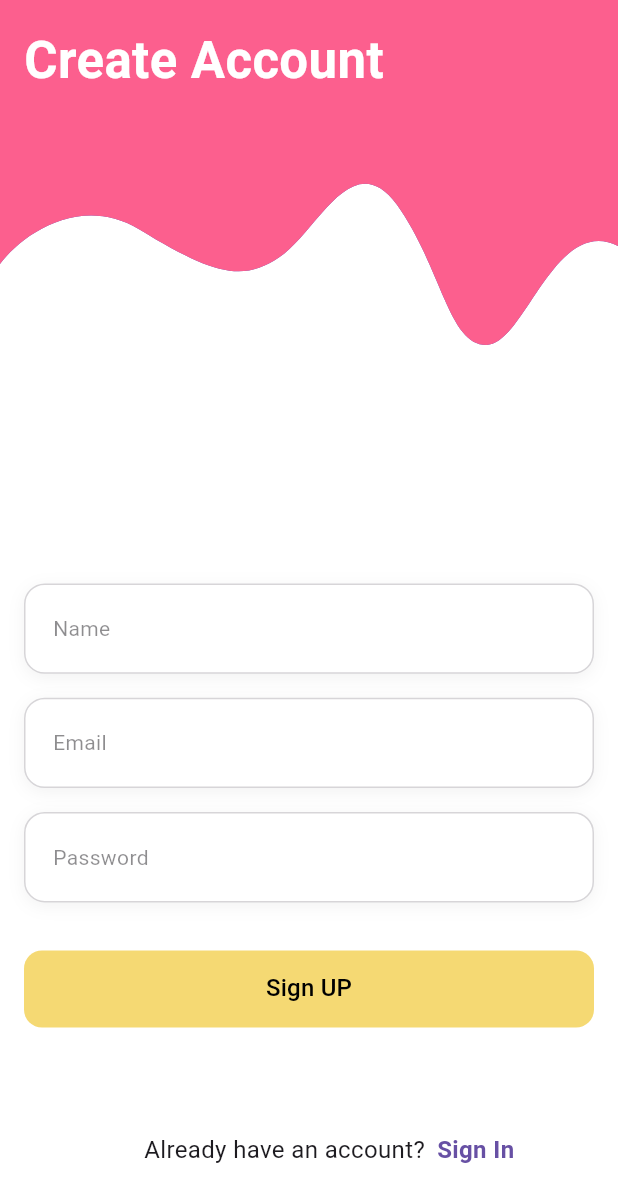
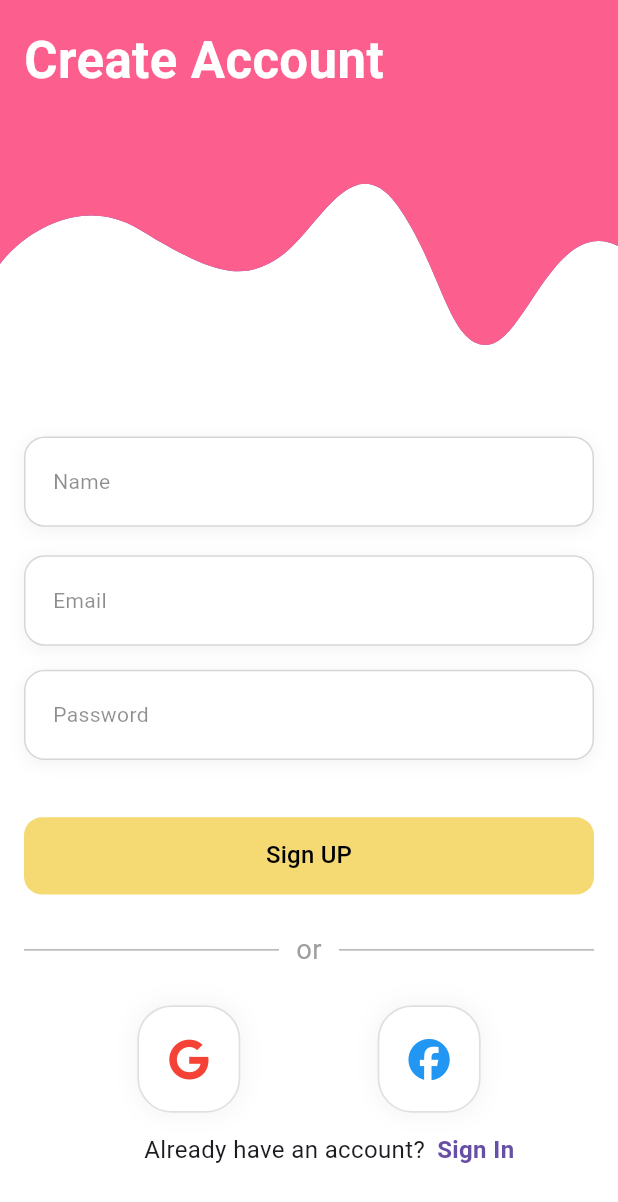
Before and after one commit to ZyadWKhedr/auth, a Flutter app: the screen it shows after launch, after a tap on "Don't have an account?", on a phone screen of 412 x 824 dp. Shown: the top 1202 px of the screen. Run offline on Flutter 3.47's test engine with Material 3 defaults, Android fonts, the phone set to English and light mode, and no system bars; our stand-ins replace device_preview, flutter_riverpod, flutter_screenutil, font_awesome_flutter, shared_preferences, supabase_flutter; accounts and stored records are empty.

```diff
--- a/lib/features/auth/presentation/pages/auth_view.dart
+++ b/lib/features/auth/presentation/pages/auth_view.dart
@@ -13,32 +13,62 @@ class AuthView extends StatefulWidget {
 
 class _AuthViewState extends State<AuthView> {
   bool _showSignIn = true;
+  final ScrollController _scrollController = ScrollController();
+
+  @override
+  void dispose() {
+    _scrollController.dispose();
+    super.dispose();
+  }
 
   @override
   Widget build(BuildContext context) {
     return Scaffold(
       backgroundColor: Colors.white,
-      resizeToAvoidBottomInset:
-          false, // Prevent scaffold body from resizing when keyboard appears
-      body: Stack(
+      resizeToAvoidBottomInset: true, // Changed to true
+      body: LayoutBuilder(
+        builder: (context, constraints) {
+          return SingleChildScrollView(
+            controller: _scrollController,
+            physics: const ClampingScrollPhysics(),
+            child: ConstrainedBox(
+              constraints: BoxConstraints(minHeight: constraints.maxHeight),
+              child: IntrinsicHeight(
+                child: Stack(
                   children: [
-          Padding(
-            padding: const EdgeInsets.fromLTRB(16, 250, 16, 0),
-            child: AnimatedSwitcher(
-              duration: const Duration(milliseconds: 400),
-              transitionBuilder: (Widget child, Animation<double> animation) {
-                return FadeTransition(opacity: animation, child: child);
-              },
-              child: _showSignIn ? const LoginPage() : const SignUpPage(),
+                    // Background shapes
+                    AnimatedShape(
+                      color: const Color(0xff595DC6),
+                      title: 'Welcome back',
                     ),
-          ),
-          AnimatedShape(color: Color(0xff595DC6), title: 'Welcome back'),
                     AnimatedShape(
-            color: Color(0xffFC5F8E),
+                      color: const Color(0xffFC5F8E),
                       title: 'Create Account',
                       show: !_showSignIn,
                     ),
-          AuthSwitchButton(
+
+                    // Content area
+                    Padding(
+                      padding: EdgeInsets.fromLTRB(
+                        16,
+                        MediaQuery.of(context).size.height * 0.35,
+                        16,
+                        20,
+                      ),
+                      child: AnimatedSwitcher(
+                        duration: const Duration(milliseconds: 400),
+                        child:
+                            _showSignIn
+                                ? const LoginPage()
+                                : const SignUpPage(),
+                      ),
+                    ),
+
+                    // Switch button
+                    Positioned(
+                      top: MediaQuery.of(context).padding.top + 20,
+                      right: 20,
+                      child: AuthSwitchButton(
                         showSignIn: _showSignIn,
                         onTap: () {
                           setState(() {
@@ -46,7 +76,13 @@ class _AuthViewState extends State<AuthView> {
                           });
                         },
                       ),
+                    ),
                   ],
+                ),
+              ),
+            ),
+          );
+        },
       ),
     );
   }
--- a/lib/features/auth/presentation/pages/login_page.dart
+++ b/lib/features/auth/presentation/pages/login_page.dart
@@ -1,9 +1,12 @@
 import 'package:auth/core/utils/input_validator.dart';
 import 'package:auth/features/auth/presentation/providers/auth_provider.dart';
 import 'package:auth/features/auth/presentation/widgets/animated_button.dart';
+import 'package:auth/features/auth/presentation/widgets/or_divider.dart';
+import 'package:auth/features/auth/presentation/widgets/social_auth_buttons.dart';
 import 'package:auth/features/auth/presentation/widgets/text_input_field.dart';
 import 'package:flutter/material.dart';
 import 'package:flutter_riverpod/flutter_riverpod.dart';
+import 'package:flutter_screenutil/flutter_screenutil.dart';
 
 class LoginPage extends ConsumerStatefulWidget {
   const LoginPage({super.key});
@@ -13,7 +16,6 @@ class LoginPage extends ConsumerStatefulWidget {
 }
 
 class _LoginPageState extends ConsumerState<LoginPage> {
-  final _nameController = TextEditingController();
   final _emailController = TextEditingController();
   final _passwordController = TextEditingController();
 
@@ -87,6 +89,9 @@ class _LoginPageState extends ConsumerState<LoginPage> {
             ),
           ),
         ),
+        OrDivider(),
+        SocialAuthButtons(onGooglePressed: () {}, onFacebookPressed: () {}),
+        SizedBox(height: 50.h),
       ],
     );
   }
--- a/lib/features/auth/presentation/pages/sign_up_page.dart
+++ b/lib/features/auth/presentation/pages/sign_up_page.dart
@@ -1,9 +1,12 @@
 import 'package:auth/core/utils/input_validator.dart';
 import 'package:auth/features/auth/presentation/providers/auth_provider.dart';
 import 'package:auth/features/auth/presentation/widgets/animated_button.dart';
+import 'package:auth/features/auth/presentation/widgets/or_divider.dart';
+import 'package:auth/features/auth/presentation/widgets/social_auth_buttons.dart';
 import 'package:auth/features/auth/presentation/widgets/text_input_field.dart';
 import 'package:flutter/material.dart';
 import 'package:flutter_riverpod/flutter_riverpod.dart';
+import 'package:flutter_screenutil/flutter_screenutil.dart';
 
 class SignUpPage extends ConsumerStatefulWidget {
   const SignUpPage({super.key});
@@ -61,7 +64,7 @@ class _LoginPageState extends ConsumerState<SignUpPage> {
             });
           },
         ),
-        const SizedBox(height: 16),
+        SizedBox(height: 16.h),
 
         TextInputField(
           hintText: 'Email',
@@ -89,7 +92,7 @@ class _LoginPageState extends ConsumerState<SignUpPage> {
             });
           },
         ),
-        const SizedBox(height: 32),
+        SizedBox(height: 32.h),
 
         /// Login Button
         AnimatedButton(
@@ -105,6 +108,9 @@ class _LoginPageState extends ConsumerState<SignUpPage> {
             ),
           ),
         ),
+        OrDivider(),
+        SocialAuthButtons(onGooglePressed: () {}, onFacebookPressed: () {}),
+        SizedBox(height: 50.h),
       ],
     );
   }
--- /dev/null
+++ b/lib/features/auth/presentation/widgets/or_divider.dart
@@ -0,0 +1,26 @@
+import 'package:flutter/material.dart';
+import 'package:flutter_screenutil/flutter_screenutil.dart';
+
+class OrDivider extends StatelessWidget {
+  const OrDivider({super.key});
+
+  @override
+  Widget build(BuildContext context) {
+    return Padding(
+      padding: EdgeInsets.symmetric(vertical: 20.h),
+      child: Row(
+        children: [
+          Expanded(child: Divider(color: Colors.grey[400], thickness: 1.h)),
+          Padding(
+            padding: EdgeInsets.symmetric(horizontal: 10.w),
+            child: Text(
+              'or',
+              style: TextStyle(color: Colors.grey, fontSize: 16.sp),
+            ),
+          ),
+          Expanded(child: Divider(color: Colors.grey[400], thickness: 1.h)),
+        ],
+      ),
+    );
+  }
+}
--- /dev/null
+++ b/lib/features/auth/presentation/widgets/social_auth_buttons.dart
@@ -0,0 +1,69 @@
+import 'package:flutter/material.dart';
+import 'package:flutter_screenutil/flutter_screenutil.dart';
+import 'package:font_awesome_flutter/font_awesome_flutter.dart';
+
+class SocialAuthButtons extends StatelessWidget {
+  final VoidCallback onGooglePressed;
+  final VoidCallback onFacebookPressed;
+
+  const SocialAuthButtons({
+    super.key,
+    required this.onGooglePressed,
+    required this.onFacebookPressed,
+  });
+
+  @override
+  Widget build(BuildContext context) {
+    return Row(
+      mainAxisAlignment: MainAxisAlignment.center,
+      children: [
+        // Google Button
+        _buildSocialButton(
+          onTap: onGooglePressed,
+          icon: FontAwesomeIcons.google,
+          color: Colors.red,
+        ),
+        SizedBox(width: 80.w), // Responsive spacing
+        // Facebook Button
+        _buildSocialButton(
+          onTap: onFacebookPressed,
+          icon: FontAwesomeIcons.facebook,
+          color: Colors.blue,
+        ),
+      ],
+    );
+  }
+
+  Widget _buildSocialButton({
+    required VoidCallback onTap,
+    required IconData icon,
+    required Color color,
+  }) {
+    return GestureDetector(
+      onTap: onTap,
+      child: Container(
+        width: 60.w, // Fixed responsive width
+        height: 60.h, // Fixed responsive height
+        decoration: BoxDecoration(
+          color: Colors.white,
+          borderRadius: BorderRadius.circular(20.r), // Responsive radius
+          border: Border.all(color: Colors.grey.shade300, width: 1.w),
+          boxShadow: [
+            BoxShadow(
+              color: Colors.grey.withOpacity(0.1),
+              blurRadius: 10.r, // Responsive blur
+              spreadRadius: 2.r, // Responsive spread
+            ),
+          ],
+        ),
+        child: Center(
+          child: FaIcon(
+            icon,
+            color: color,
+            size: 24.sp, // Responsive icon size
+          ),
+        ),
+      ),
+    );
+  }
+}
--- a/lib/main.dart
+++ b/lib/main.dart
@@ -1,11 +1,13 @@
 import 'package:auth/core/constants/app_keys.dart' as SupabaseConstants;
 import 'package:auth/features/auth/presentation/pages/auth_view.dart';
+import 'package:flutter/foundation.dart';
 import 'package:flutter/material.dart';
 import 'package:flutter_screenutil/flutter_screenutil.dart';
 import 'package:flutter_riverpod/flutter_riverpod.dart';
 import 'package:supabase_flutter/supabase_flutter.dart';
 import 'core/theme/theme_notifier.dart';
 import 'core/theme/app_theme.dart';
+import 'package:device_preview/device_preview.dart';
 
 Future<void> main() async {
   WidgetsFlutterBinding.ensureInitialized();
@@ -15,7 +17,13 @@ Future<void> main() async {
     anonKey: SupabaseConstants.supabaseAnonKey,
     debug: true,
   );
-  runApp(const ProviderScope(child: MyApp()));
+  runApp(
+    DevicePreview(
+      // Wrap ProviderScope with DevicePreview
+      enabled: !kReleaseMode, // Disable in production
+      builder: (context) => const ProviderScope(child: MyApp()),
+    ),
+  );
 }
 
 class MyApp extends ConsumerWidget {
--- a/pubspec.yaml
+++ b/pubspec.yaml
@@ -29,26 +29,24 @@ environment:
 # versions available, run `flutter pub outdated`.
 dependencies:
   cupertino_icons: ^1.0.8
+  device_preview: ^1.2.0
   flutter:
     sdk: flutter
   flutter_facebook_auth: ^7.1.1
   flutter_riverpod: ^2.6.1
   flutter_screenutil: ^5.9.3
   fluttertoast: ^8.2.12
-  freezed_annotation: ^3.0.0
+  font_awesome_flutter: ^10.8.0
   google_sign_in: ^6.3.0
-  json_annotation: ^4.9.0
   shared_preferences: ^2.5.3
   supabase_flutter: ^2.8.4
 
 dev_dependencies:
   build_runner: ^2.4.15
   flutter_lints: ^5.0.0
-  flutter_screenutil: ^5.9.3
   flutter_test:
     sdk: flutter
   flutter_user_guildance: ^2.0.7
-  freezed: ^3.0.6
   json_serializable: ^6.9.4
 
 # For information on the generic Dart part of this file, see the
```
Also changed, not shown: pubspec.lock. Lines whose indentation alone changed are shown as unchanged.
